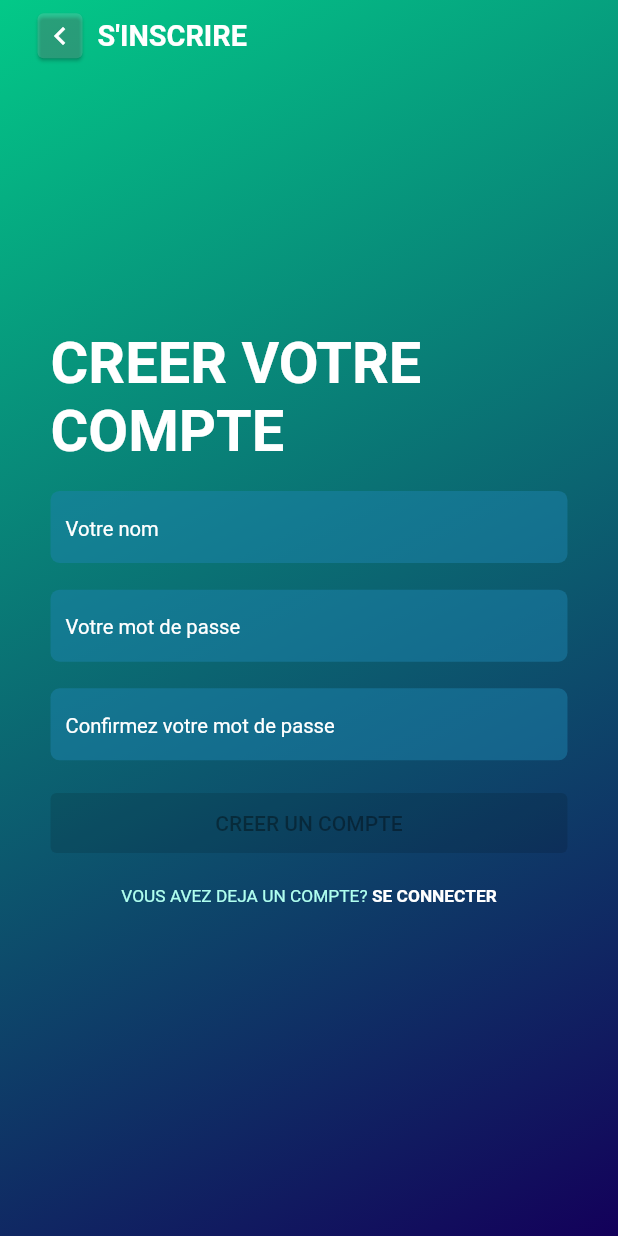
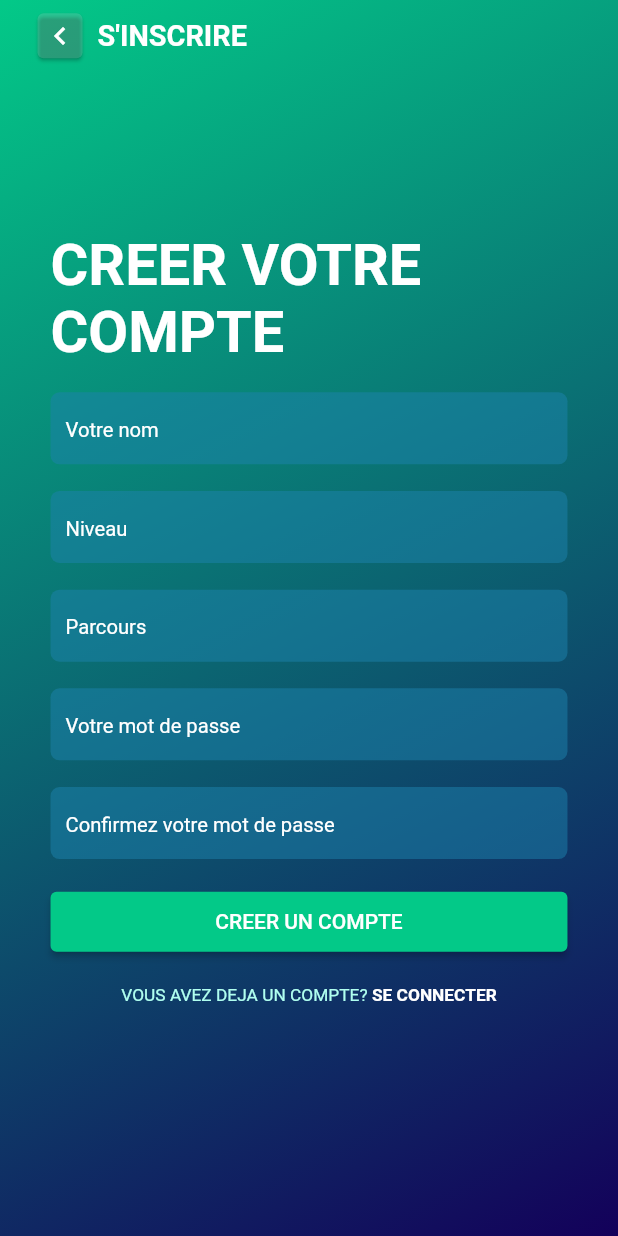
Before and after one commit to safidy1863/Rohy, a Flutter app: the RegisterViaEmail screen opened by its route, after a tap on "CONTINUER", on a phone screen of 412 x 824 dp. Run offline on Flutter 3.47's test engine with Material 2 defaults, Android fonts, the phone set to English and light mode, and no system bars; our stand-ins replace blur, blurrycontainer, flutter_screenutil, fluttericon, go_router; missing offline and left inert: dart:ffi.

Commit message:
[ADD] other fields in register account screen

```diff
--- a/lib/shared/router/router.dart
+++ b/lib/shared/router/router.dart
@@ -8,7 +8,7 @@ import 'package:rohy/view/register_via_email.dart';
 class AppRouter {
 
   static GoRouter configurations = GoRouter(
-    initialLocation: RoutePath.getStartedPath,
+    initialLocation: RoutePath.registerAccount,
     routes: [
       GoRoute(
         path: RoutePath.getStartedPath,
--- a/lib/view/register_account.dart
+++ b/lib/view/register_account.dart
@@ -108,6 +108,14 @@ class RegisterAccount extends StatelessWidget {
           ),
           SizedBox(height: 20.h,),
           const CustomTextField(
+            hintText: 'Niveau',
+          ),
+          SizedBox(height: 20.h,),
+          const CustomTextField(
+            hintText: 'Parcours',
+          ),
+          SizedBox(height: 20.h,),
+          const CustomTextField(
             hintText: 'Votre mot de passe',
           ),
           SizedBox(height: 20.h,),
@@ -115,10 +123,11 @@ class RegisterAccount extends StatelessWidget {
             hintText: 'Confirmez votre mot de passe',
           ),
           SizedBox(height: 20.h,),
-          const SizedBox(
+          SizedBox(
             width: double.infinity,
             child: CustomButton(
               labelButton: Text('CREER UN COMPTE'),
+              onTap: () => {},
             ),
           ),
           SizedBox(height: 20.h,),
```
